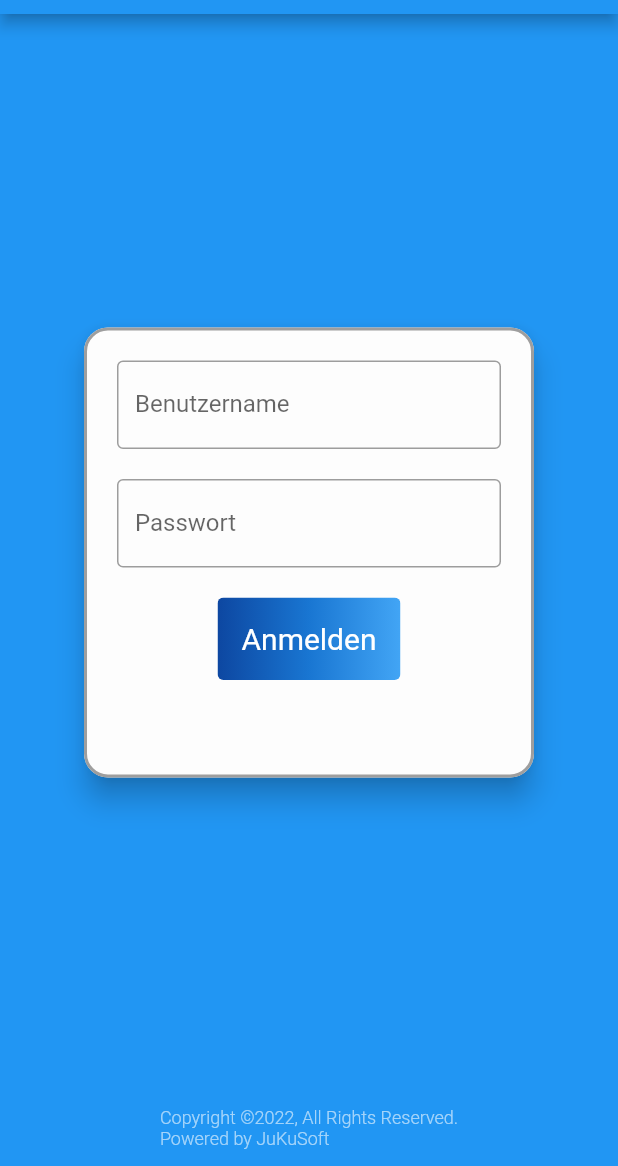
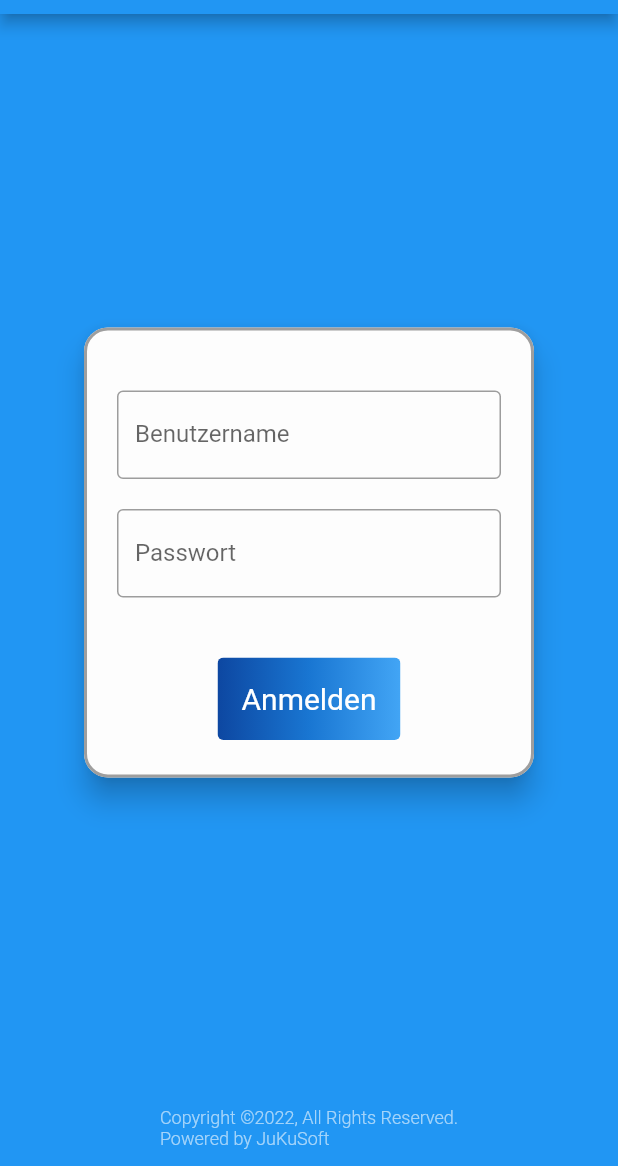
Before and after one commit to JuKu/ts-connect-app, a Flutter app: the screen it shows after launch, on a phone screen of 412 x 824 dp, the part 70-1236 px from its top. Run offline on Flutter 3.47's test engine with Material 2 defaults, Android fonts, the phone set to English and light mode, and no system bars.

Commit message:
Change LoginFormWidget, add padding

```diff
--- a/lib/presentation/login/widgets/login_form.dart
+++ b/lib/presentation/login/widgets/login_form.dart
@@ -27,7 +27,7 @@ class LoginFormWidget extends StatelessWidget {
             crossAxisAlignment: CrossAxisAlignment.center,
             children: [
               //const Text("Benutzername:", style: TextStyle(fontSize: 22), ),
-              //const SizedBox(height: 20),
+              const SizedBox(height: 20),
               const TextField(obscureText: false, decoration: InputDecoration(
                 border: OutlineInputBorder(),
                 labelText: 'Benutzername',
@@ -38,7 +38,7 @@ class LoginFormWidget extends StatelessWidget {
                 border: OutlineInputBorder(),
                 labelText: 'Passwort',
               )),
-              const SizedBox(height: 20),
+              const SizedBox(height: 40),
               ClipRRect(
                 borderRadius: BorderRadius.circular(4),
                 //borderRadius: const BorderRadius.all(2),
```
